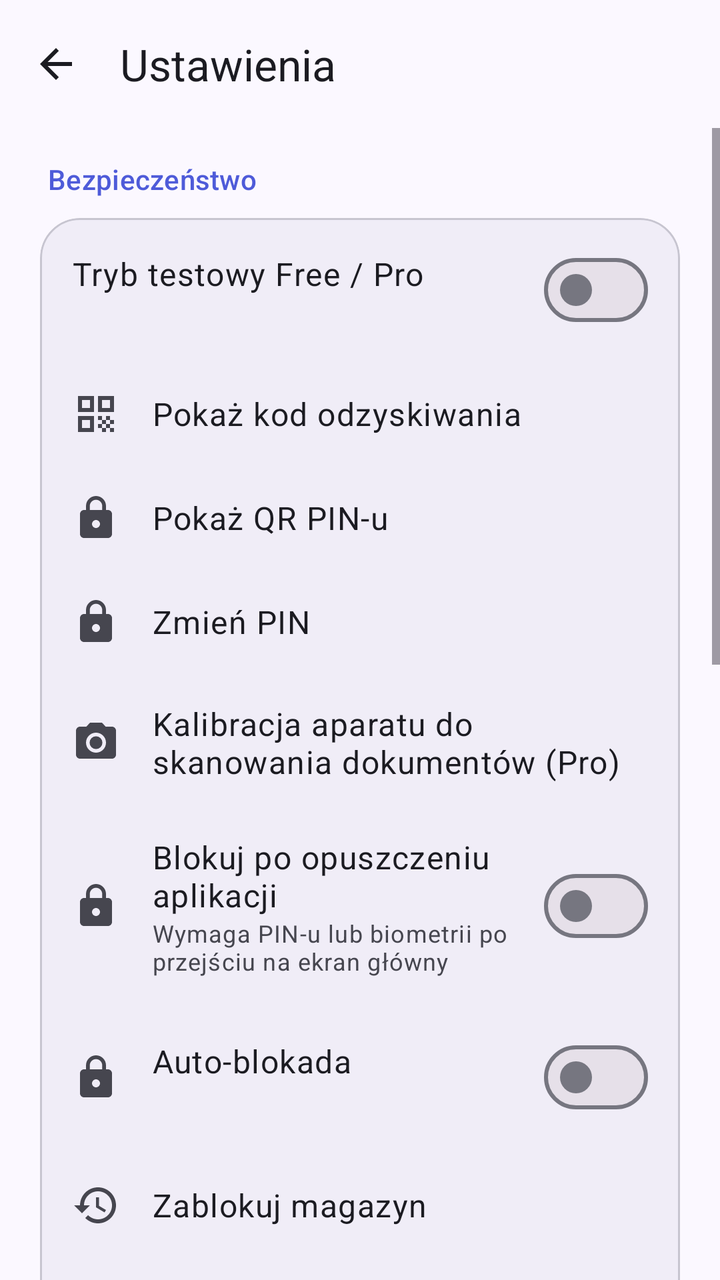
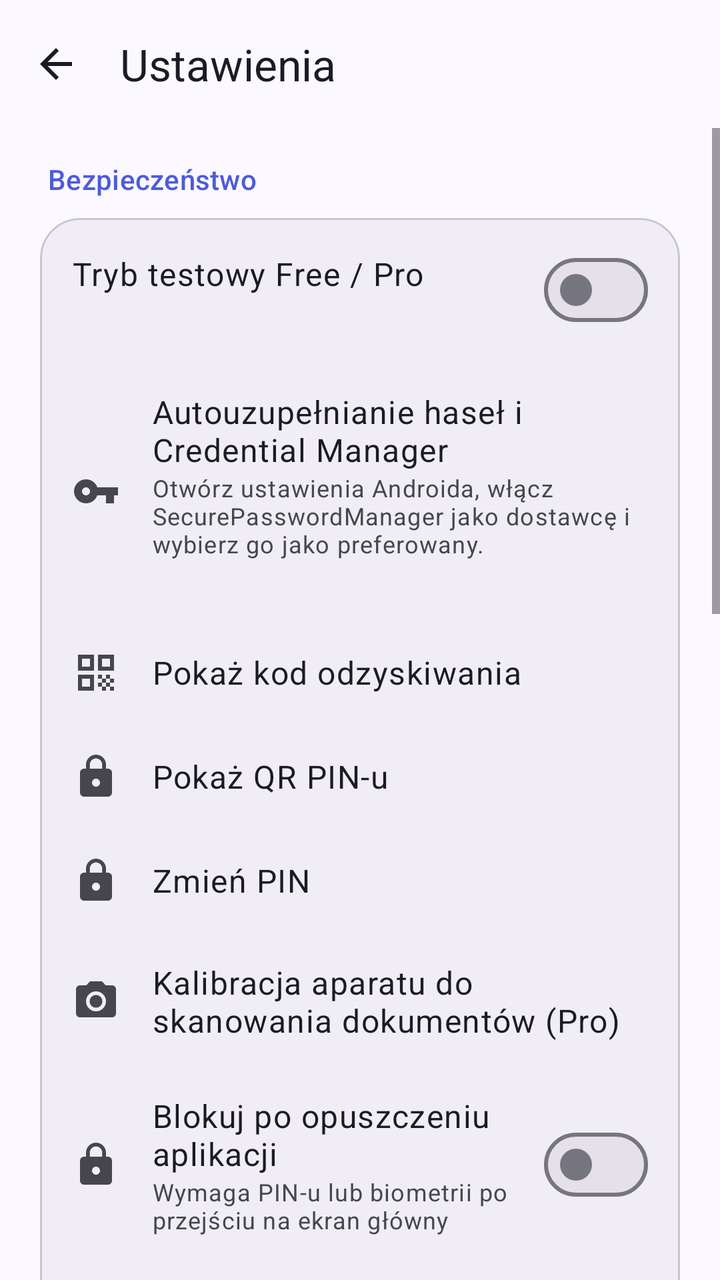

Screens rendered from an Android XML layout before and after an edit, with the pre-edit source and the edit as a unified diff.
<!-- AndroidManifest.xml: activity theme Theme.SecurePasswordManager -->
<!-- res/layout/activity_settings.xml -->
<?xml version="1.0" encoding="utf-8"?>
<LinearLayout xmlns:android="http://schemas.android.com/apk/res/android"
    xmlns:app="http://schemas.android.com/apk/res-auto"
    android:layout_width="match_parent"
    android:layout_height="match_parent"
    android:background="?android:attr/colorBackground"
    android:orientation="vertical">

    <com.google.android.material.appbar.MaterialToolbar
        android:id="@+id/settingsToolbar"
        android:layout_width="match_parent"
        android:layout_height="?attr/actionBarSize"
        android:background="?attr/colorSurface"
        app:navigationIcon="@drawable/ic_arrow_back"
        app:navigationIconTint="?attr/colorOnSurface"
        app:title="@string/settings_title"
        app:titleCentered="false"
        app:titleTextColor="?attr/colorOnSurface" />

    <ScrollView
        android:layout_width="match_parent"
        android:layout_height="0dp"
        android:layout_weight="1"
        android:fillViewport="true">

    <LinearLayout
        android:layout_width="match_parent"
        android:layout_height="wrap_content"
        android:orientation="vertical"
        android:paddingHorizontal="20dp"
        android:paddingTop="8dp"
        android:paddingBottom="20dp">

    <TextView
        android:layout_width="match_parent"
        android:layout_height="wrap_content"
        android:layout_marginTop="8dp"
        android:layout_marginBottom="10dp"
        android:paddingHorizontal="4dp"
        android:text="@string/settings_security"
        android:textAppearance="?attr/textAppearanceLabelLarge"
        android:textColor="?attr/colorPrimary" />

    <com.google.android.material.card.MaterialCardView
        android:layout_width="match_parent"
        android:layout_height="wrap_content"
        android:layout_marginBottom="18dp"
        app:cardBackgroundColor="?attr/colorSurfaceContainer"
        app:cardCornerRadius="20dp"
        app:strokeColor="?attr/colorOutlineVariant"
        app:strokeWidth="1dp">

    <LinearLayout
        android:layout_width="match_parent"
        android:layout_height="wrap_content"
        android:orientation="vertical">

    <LinearLayout
        android:id="@+id/rowPremiumDebug"
        android:layout_width="match_parent"
        android:layout_height="wrap_content"
        android:orientation="horizontal"
        android:gravity="center_vertical"
        android:paddingHorizontal="16dp"
        android:paddingVertical="12dp">
        <LinearLayout
            android:layout_width="0dp"
            android:layout_height="wrap_content"
            android:layout_weight="1"
            android:orientation="vertical">
            <TextView
                android:layout_width="wrap_content"
                android:layout_height="wrap_content"
                android:text="@string/settings_premium_debug"
                android:textAppearance="?attr/textAppearanceBodyLarge"
                android:textColor="?attr/colorOnSurface" />
            <TextView
                android:id="@+id/premiumDebugStatus"
                android:layout_width="wrap_content"
                android:layout_height="wrap_content"
                android:textAppearance="?attr/textAppearanceBodySmall"
                android:textColor="?attr/colorOnSurfaceVariant" />
        </LinearLayout>
        <com.google.android.material.materialswitch.MaterialSwitch
            android:id="@+id/switchPremiumDebug"
            android:layout_width="wrap_content"
            android:layout_height="wrap_content" />
    </LinearLayout>

    <LinearLayout
        android:id="@+id/rowRecovery"
        android:layout_width="match_parent"
        android:layout_height="wrap_content"
        android:orientation="horizontal"
        android:gravity="center_vertical"
        android:background="?attr/selectableItemBackground"
        android:paddingHorizontal="16dp"
        android:paddingVertical="14dp"
        android:clickable="true"
        android:focusable="true">

        <ImageView
            android:layout_width="24dp"
            android:layout_height="24dp"
            android:src="@drawable/ic_qr_code"
            app:tint="?attr/colorOnSurfaceVariant"
            android:contentDescription="@null" />

        <TextView
            android:layout_width="wrap_content"
            android:layout_height="wrap_content"
            android:layout_marginStart="16dp"
            android:text="@string/settings_show_recovery"
            android:textAppearance="?attr/textAppearanceBodyLarge"
            android:textColor="?attr/colorOnSurface" />
    </LinearLayout>

    <LinearLayout
        android:id="@+id/rowPassphraseQr"
        android:layout_width="match_parent"
        android:layout_height="wrap_content"
        android:orientation="horizontal"
        android:gravity="center_vertical"
        android:background="?attr/selectableItemBackground"
        android:paddingHorizontal="16dp"
        android:paddingVertical="14dp"
        android:clickable="true"
        android:focusable="true">
        <ImageView
            android:layout_width="24dp"
            android:layout_height="24dp"
            android:src="@drawable/ic_lock"
            app:tint="?attr/colorOnSurfaceVariant"
            android:contentDescription="@null" />
        <TextView
            android:layout_width="wrap_content"
            android:layout_height="wrap_content"
            android:layout_marginStart="16dp"
            android:text="@string/action_show_passphrase_qr"
            android:textAppearance="?attr/textAppearanceBodyLarge"
            android:textColor="?attr/colorOnSurface" />
    </LinearLayout>

    <LinearLayout
        android:id="@+id/rowChangePin"
        android:layout_width="match_parent"
        android:layout_height="wrap_content"
        android:orientation="horizontal"
        android:gravity="center_vertical"
        android:background="?attr/selectableItemBackground"
        android:paddingHorizontal="16dp"
        android:paddingVertical="14dp"
        android:clickable="true"
        android:focusable="true">

        <ImageView
            android:layout_width="24dp"
            android:layout_height="24dp"
            android:src="@drawable/ic_lock"
            app:tint="?attr/colorOnSurfaceVariant"
            android:contentDescription="@null" />

        <TextView
            android:layout_width="wrap_content"
            android:layout_height="wrap_content"
            android:layout_marginStart="16dp"
            android:text="@string/settings_change_pin"
            android:textAppearance="?attr/textAppearanceBodyLarge"
            android:textColor="?attr/colorOnSurface" />
    </LinearLayout>

    <LinearLayout
        android:id="@+id/rowDocumentCalibration"
        android:layout_width="match_parent"
        android:layout_height="wrap_content"
        android:orientation="horizontal"
        android:gravity="center_vertical"
        android:background="?attr/selectableItemBackground"
        android:paddingHorizontal="16dp"
        android:paddingVertical="14dp"
        android:clickable="true"
        android:focusable="true">
        <ImageView
            android:layout_width="24dp"
            android:layout_height="24dp"
            android:src="@drawable/ic_camera"
            app:tint="?attr/colorOnSurfaceVariant"
            android:contentDescription="@null" />
        <TextView
            android:layout_width="wrap_content"
            android:layout_height="wrap_content"
            android:layout_marginStart="16dp"
            android:text="@string/settings_document_calibration"
            android:textAppearance="?attr/textAppearanceBodyLarge"
            android:textColor="?attr/colorOnSurface" />
    </LinearLayout>

    <LinearLayout
        android:id="@+id/rowLockBackground"
        android:layout_width="match_parent"
        android:layout_height="wrap_content"
        android:orientation="horizontal"
        android:gravity="center_vertical"
        android:background="?attr/selectableItemBackground"
        android:paddingHorizontal="16dp"
        android:paddingVertical="12dp">

        <ImageView
            android:layout_width="24dp"
            android:layout_height="24dp"
            android:src="@drawable/ic_lock"
            app:tint="?attr/colorOnSurfaceVariant"
            android:contentDescription="@null" />

        <LinearLayout
            android:layout_width="0dp"
            android:layout_height="wrap_content"
            android:layout_weight="1"
            android:layout_marginStart="16dp"
            android:orientation="vertical">
            <TextView
                android:layout_width="wrap_content"
                android:layout_height="wrap_content"
                android:text="@string/settings_lock_background"
                android:textAppearance="?attr/textAppearanceBodyLarge"
                android:textColor="?attr/colorOnSurface" />
            <TextView
                android:layout_width="wrap_content"
                android:layout_height="wrap_content"
                android:text="@string/settings_lock_background_desc"
                android:textAppearance="?attr/textAppearanceBodySmall"
                android:textColor="?attr/colorOnSurfaceVariant" />
        </LinearLayout>

        <com.google.android.material.materialswitch.MaterialSwitch
            android:id="@+id/switchLockBackground"
            android:layout_width="wrap_content"
            android:layout_height="wrap_content" />
    </LinearLayout>

    <LinearLayout
        android:id="@+id/rowAutoLock"
        android:layout_width="match_parent"
        android:layout_height="wrap_content"
        android:orientation="horizontal"
        android:gravity="center_vertical"
        android:background="?attr/selectableItemBackground"
        android:paddingHorizontal="16dp"
        android:paddingVertical="14dp"
        android:clickable="true"
        android:focusable="true">

        <ImageView
            android:layout_width="24dp"
            android:layout_height="24dp"
            android:src="@drawable/ic_lock"
            app:tint="?attr/colorOnSurfaceVariant"
            android:contentDescription="@null" />

        <LinearLayout
            android:layout_width="0dp"
            android:layout_height="wrap_content"
            android:layout_marginStart="16dp"
            android:layout_weight="1"
            android:orientation="vertical">

            <TextView
                android:layout_width="wrap_content"
                android:layout_height="wrap_content"
                android:text="@string/settings_autolock"
                android:textAppearance="?attr/textAppearanceBodyLarge"
                android:textColor="?attr/colorOnSurface" />

            <TextView
                android:id="@+id/autoLockValue"
                android:layout_width="wrap_content"
                android:layout_height="wrap_content"
                android:textAppearance="?attr/textAppearanceBodySmall"
                android:textColor="?attr/colorOnSurfaceVariant" />
        </LinearLayout>

        <com.google.android.material.materialswitch.MaterialSwitch
            android:id="@+id/switchAutoLock"
            android:layout_width="wrap_content"
            android:layout_height="wrap_content" />
    </LinearLayout>

    <LinearLayout
        android:id="@+id/rowLock"
        android:layout_width="match_parent"
        android:layout_height="wrap_content"
        android:orientation="horizontal"
        android:gravity="center_vertical"
        android:background="?attr/selectableItemBackground"
        android:paddingHorizontal="16dp"
        android:paddingVertical="14dp"
        android:clickable="true"
        android:focusable="true">

        <ImageView
            android:layout_width="24dp"
            android:layout_height="24dp"
            android:src="@drawable/ic_restore"
            app:tint="?attr/colorOnSurfaceVariant"
            android:contentDescription="@null" />

        <TextView
            android:layout_width="wrap_content"
            android:layout_height="wrap_content"
            android:layout_marginStart="16dp"
            android:text="@string/settings_lock"
            android:textAppearance="?attr/textAppearanceBodyLarge"
            android:textColor="?attr/colorOnSurface" />
    </LinearLayout>

    <LinearLayout
        android:id="@+id/rowPrivacy"
        android:layout_width="match_parent"
        android:layout_height="wrap_content"
        android:orientation="horizontal"
        android:gravity="center_vertical"
        android:background="?attr/selectableItemBackground"
        android:paddingHorizontal="16dp"
        android:paddingVertical="14dp"
        android:clickable="true"
        android:focusable="true">
        <ImageView
            android:layout_width="24dp"
            android:layout_height="24dp"
            android:src="@drawable/ic_note"
            app:tint="?attr/colorOnSurfaceVariant"
            android:contentDescription="@null" />
        <TextView
            android:layout_width="wrap_content"
            android:layout_height="wrap_content"
            android:layout_marginStart="16dp"
            android:text="@string/settings_privacy"
            android:textAppearance="?attr/textAppearanceBodyLarge"
            android:textColor="?attr/colorOnSurface" />
    </LinearLayout>

    <LinearLayout
        android:id="@+id/rowTutorial"
        android:layout_width="match_parent"
        android:layout_height="wrap_content"
        android:orientation="horizontal"
        android:gravity="center_vertical"
        android:background="?attr/selectableItemBackground"
        android:paddingHorizontal="16dp"
        android:paddingVertical="14dp"
        android:clickable="true"
        android:focusable="true">
        <ImageView
            android:layout_width="24dp"
            android:layout_height="24dp"
            android:src="@drawable/ic_help"
            app:tint="?attr/colorOnSurfaceVariant"
            android:contentDescription="@null" />
        <TextView
            android:layout_width="wrap_content"
            android:layout_height="wrap_content"
            android:layout_marginStart="16dp"
            android:text="@string/settings_tutorial"
            android:textAppearance="?attr/textAppearanceBodyLarge"
            android:textColor="?attr/colorOnSurface" />
    </LinearLayout>

    </LinearLayout>
    </com.google.android.material.card.MaterialCardView>

    <TextView
            android:layout_width="match_parent"
            android:layout_height="wrap_content"
            android:layout_marginBottom="10dp"
            android:paddingHorizontal="4dp"
            android:text="@string/settings_sync"
            android:textAppearance="?attr/textAppearanceLabelLarge"
            android:textColor="?attr/colorPrimary" />

    <com.google.android.material.card.MaterialCardView
            android:layout_width="match_parent"
            android:layout_height="wrap_content"
            android:layout_marginBottom="18dp"
            app:cardBackgroundColor="?attr/colorSurfaceContainer"
            app:cardCornerRadius="20dp"
            app:strokeColor="?attr/colorOutlineVariant"
            app:strokeWidth="1dp">

    <LinearLayout
            android:layout_width="match_parent"
            android:layout_height="wrap_content"
            android:orientation="vertical">

    <TextView
            android:id="@+id/remoteStatus"
            android:layout_width="match_parent"
            android:layout_height="wrap_content"
            android:layout_marginHorizontal="16dp"
            android:layout_marginTop="12dp"
            android:layout_marginBottom="4dp"
            android:background="@drawable/bg_settings_status"
            android:paddingHorizontal="12dp"
            android:paddingVertical="8dp"
        android:textAppearance="?attr/textAppearanceBodySmall"
        android:textColor="?attr/colorOnSurfaceVariant" />

    <LinearLayout
        android:id="@+id/rowLinkRemote"
        android:layout_width="match_parent"
        android:layout_height="wrap_content"
        android:orientation="horizontal"
        android:gravity="center_vertical"
        android:background="?attr/selectableItemBackground"
        android:paddingHorizontal="16dp"
        android:paddingVertical="14dp"
        android:clickable="true"
        android:focusable="true">

        <ImageView
            android:layout_width="24dp"
            android:layout_height="24dp"
            android:src="@drawable/ic_cloud_upload"
            app:tint="?attr/colorOnSurfaceVariant"
            android:contentDescription="@null" />

        <LinearLayout
            android:layout_width="wrap_content"
            android:layout_height="wrap_content"
            android:layout_marginStart="16dp"
            android:orientation="vertical">

            <TextView
                android:layout_width="wrap_content"
                android:layout_height="wrap_content"
                android:text="@string/settings_link_remote"
                android:textAppearance="?attr/textAppearanceBodyLarge"
                android:textColor="?attr/colorOnSurface" />

            <TextView
                android:layout_width="wrap_content"
                android:layout_height="wrap_content"
                android:text="@string/settings_link_remote_desc"
                android:textAppearance="?attr/textAppearanceBodySmall"
                android:textColor="?attr/colorOnSurfaceVariant" />
        </LinearLayout>
    </LinearLayout>

    <LinearLayout
        android:id="@+id/rowSyncNow"
        android:layout_width="match_parent"
        android:layout_height="wrap_content"
        android:orientation="horizontal"
        android:gravity="center_vertical"
        android:background="?attr/selectableItemBackground"
        android:paddingHorizontal="16dp"
        android:paddingVertical="14dp"
        android:clickable="true"
        android:focusable="true">

        <ImageView
            android:layout_width="24dp"
            android:layout_height="24dp"
            android:src="@drawable/ic_sync"
            app:tint="?attr/colorOnSurfaceVariant"
            android:contentDescription="@null" />

        <TextView
            android:layout_width="wrap_content"
            android:layout_height="wrap_content"
            android:layout_marginStart="16dp"
            android:text="@string/settings_sync_now"
            android:textAppearance="?attr/textAppearanceBodyLarge"
            android:textColor="?attr/colorOnSurface" />
    </LinearLayout>

    <LinearLayout
        android:id="@+id/rowBackup"
        android:layout_width="match_parent"
        android:layout_height="wrap_content"
        android:orientation="horizontal"
        android:gravity="center_vertical"
        android:background="?attr/selectableItemBackground"
        android:paddingHorizontal="16dp"
        android:paddingVertical="14dp"
        android:clickable="true"
        android:focusable="true">

        <ImageView
            android:layout_width="24dp"
            android:layout_height="24dp"
            android:src="@drawable/ic_backup"
            app:tint="?attr/colorOnSurfaceVariant"
            android:contentDescription="@null" />

        <TextView
            android:layout_width="wrap_content"
            android:layout_height="wrap_content"
            android:layout_marginStart="16dp"
            android:text="@string/settings_backup"
            android:textAppearance="?attr/textAppearanceBodyLarge"
            android:textColor="?attr/colorOnSurface" />
    </LinearLayout>

    <LinearLayout
        android:id="@+id/rowImportBackup"
        android:layout_width="match_parent"
        android:layout_height="wrap_content"
        android:orientation="horizontal"
        android:gravity="center_vertical"
        android:background="?attr/selectableItemBackground"
        android:paddingHorizontal="16dp"
        android:paddingVertical="14dp"
        android:clickable="true"
        android:focusable="true">
        <ImageView
            android:layout_width="24dp"
            android:layout_height="24dp"
            android:src="@drawable/ic_import"
            app:tint="?attr/colorOnSurfaceVariant"
            android:contentDescription="@null" />
        <LinearLayout
            android:layout_width="wrap_content"
            android:layout_height="wrap_content"
            android:layout_marginStart="16dp"
            android:orientation="vertical">
            <TextView
                android:layout_width="wrap_content"
                android:layout_height="wrap_content"
                android:text="@string/settings_import_backup"
                android:textAppearance="?attr/textAppearanceBodyLarge"
                android:textColor="?attr/colorOnSurface" />
            <TextView
                android:layout_width="wrap_content"
                android:layout_height="wrap_content"
                android:text="@string/settings_import_backup_desc"
                android:textAppearance="?attr/textAppearanceBodySmall"
                android:textColor="?attr/colorOnSurfaceVariant" />
        </LinearLayout>
    </LinearLayout>

    <LinearLayout
        android:id="@+id/rowUnlinkRemote"
        android:layout_width="match_parent"
        android:layout_height="wrap_content"
        android:orientation="horizontal"
        android:gravity="center_vertical"
        android:background="?attr/selectableItemBackground"
        android:paddingHorizontal="16dp"
        android:paddingVertical="14dp"
        android:clickable="true"
        android:focusable="true">

        <ImageView
            android:layout_width="24dp"
            android:layout_height="24dp"
            android:src="@drawable/ic_cloud_off"
            app:tint="?attr/colorOnSurfaceVariant"
            android:contentDescription="@null" />

        <TextView
            android:layout_width="wrap_content"
            android:layout_height="wrap_content"
            android:layout_marginStart="16dp"
            android:text="@string/settings_unlink"
            android:textAppearance="?attr/textAppearanceBodyLarge"
            android:textColor="?attr/colorOnSurface" />
    </LinearLayout>

    </LinearLayout>
    </com.google.android.material.card.MaterialCardView>

    <com.google.android.material.card.MaterialCardView
        android:layout_width="match_parent"
        android:layout_height="wrap_content"
        android:layout_marginTop="2dp"
        app:cardBackgroundColor="?attr/colorErrorContainer"
        app:cardCornerRadius="20dp"
        app:strokeColor="?attr/colorError"
        app:strokeWidth="1dp">

    <LinearLayout
        android:id="@+id/rowDeleteVault"
        android:layout_width="match_parent"
        android:layout_height="wrap_content"
        android:orientation="horizontal"
        android:gravity="center_vertical"
        android:background="?attr/selectableItemBackground"
        android:paddingHorizontal="16dp"
        android:paddingVertical="14dp"
        android:clickable="true"
        android:focusable="true">
        <ImageView
            android:layout_width="24dp"
            android:layout_height="24dp"
            android:src="@drawable/ic_cloud_off"
            app:tint="?attr/colorError"
            android:contentDescription="@null" />
        <LinearLayout
            android:layout_width="wrap_content"
            android:layout_height="wrap_content"
            android:layout_marginStart="16dp"
            android:orientation="vertical">
            <TextView
                android:layout_width="wrap_content"
                android:layout_height="wrap_content"
                android:text="@string/settings_delete_vault"
                android:textAppearance="?attr/textAppearanceBodyLarge"
                android:textColor="?attr/colorError" />
            <TextView
                android:layout_width="wrap_content"
                android:layout_height="wrap_content"
                android:text="@string/settings_delete_vault_desc"
                android:textAppearance="?attr/textAppearanceBodySmall"
                android:textColor="?attr/colorOnSurfaceVariant" />
        </LinearLayout>
    </LinearLayout>
        </com.google.android.material.card.MaterialCardView>
        </LinearLayout>
</ScrollView>
</LinearLayout>
<!-- resources referenced by this layout -->
<resources>
  <string name="action_show_passphrase_qr">Pokaż QR PIN-u</string>
  <string name="settings_autolock">Auto-blokada</string>
  <string name="settings_backup">Kopia jednorazowo w inne miejsce</string>
  <string name="settings_change_pin">Zmień PIN</string>
  <string name="settings_delete_vault">Usuń lokalny magazyn</string>
  <string name="settings_delete_vault_desc">Usuwa lokalny vault, klucze i tymczasowe pliki</string>
  <string name="settings_document_calibration">Kalibracja aparatu do skanowania dokumentów (Pro)</string>
  <string name="settings_import_backup">Importuj kopię na tym urządzeniu</string>
  <string name="settings_import_backup_desc">Zastąpi lokalny magazyn wybraną zaszyfrowaną kopią</string>
  <string name="settings_link_remote">Ustaw automatyczną kopię</string>
  <string name="settings_link_remote_desc">Dysk Google, Dropbox, OneDrive, plik lokalny…</string>
  <string name="settings_lock">Zablokuj magazyn</string>
  <string name="settings_lock_background">Blokuj po opuszczeniu aplikacji</string>
  <string name="settings_lock_background_desc">Wymaga PIN-u lub biometrii po przejściu na ekran główny</string>
  <string name="settings_premium_debug">Tryb testowy Free / Pro</string>
  <string name="settings_privacy">Polityka prywatności</string>
  <string name="settings_security">Bezpieczeństwo</string>
  <string name="settings_show_recovery">Pokaż kod odzyskiwania</string>
  <string name="settings_sync">Kopia zapasowa</string>
  <string name="settings_sync_now">Zrób kopię teraz</string>
  <string name="settings_title">Ustawienia</string>
  <string name="settings_tutorial">Instrukcja aplikacji</string>
  <string name="settings_unlink">Wyłącz automatyczną kopię</string>
  <color name="md_primary">#4E5BD9</color>
  <color name="md_on_primary">#FFFFFF</color>
  <color name="md_primary_container">#E1E0FF</color>
  <color name="md_on_primary_container">#03006E</color>
  <color name="md_secondary">#5B5D72</color>
  <color name="md_on_secondary">#FFFFFF</color>
  <color name="md_secondary_container">#E0E1F9</color>
  <color name="md_on_secondary_container">#181A2C</color>
  <color name="md_tertiary">#006A6A</color>
  <color name="md_on_tertiary">#FFFFFF</color>
  <color name="md_tertiary_container">#9CF1F0</color>
  <color name="md_on_tertiary_container">#002020</color>
  <color name="md_error">#BA1A1A</color>
  <color name="md_on_error">#FFFFFF</color>
  <color name="md_error_container">#FFDAD6</color>
  <color name="md_on_error_container">#410002</color>
  <color name="md_background">#FBF8FF</color>
  <color name="md_on_background">#1B1B21</color>
  <color name="md_surface">#FBF8FF</color>
  <color name="md_on_surface">#1B1B21</color>
  <color name="md_surface_variant">#E3E1EC</color>
  <color name="md_on_surface_variant">#46464F</color>
  <color name="md_surface_container">#F0EDF7</color>
  <color name="md_surface_container_high">#EAE7F1</color>
  <color name="md_outline">#767680</color>
  <color name="md_outline_variant">#C7C5D0</color>
  <style name="ShapeAppearance.Spm.Dialog" parent="">
          <item name="cornerFamily">rounded</item>
          <item name="cornerSize">28dp</item>
      </style>
  <!-- unchanged entries left out for length: 15 -->
</resources>

<!-- the commit's change to res/layout/activity_settings.xml (unified diff, before → after) -->
@@ -85,6 +85,52 @@
             android:id="@+id/switchPremiumDebug"
             android:layout_width="wrap_content"
             android:layout_height="wrap_content" />
+    </LinearLayout>
+
+    <LinearLayout
+        android:id="@+id/rowAutofill"
+        android:layout_width="match_parent"
+        android:layout_height="wrap_content"
+        android:orientation="horizontal"
+        android:gravity="center_vertical"
+        android:background="?attr/selectableItemBackground"
+        android:paddingHorizontal="16dp"
+        android:paddingVertical="14dp"
+        android:clickable="true"
+        android:focusable="true">
+
+        <ImageView
+            android:layout_width="24dp"
+            android:layout_height="24dp"
+            android:src="@drawable/ic_key"
+            app:tint="?attr/colorOnSurfaceVariant"
+            android:contentDescription="@null" />
+
+        <LinearLayout
+            android:layout_width="0dp"
+            android:layout_height="wrap_content"
+            android:layout_marginStart="16dp"
+            android:layout_weight="1"
+            android:orientation="vertical">
+            <TextView
+                android:layout_width="wrap_content"
+                android:layout_height="wrap_content"
+                android:text="@string/settings_autofill"
+                android:textAppearance="?attr/textAppearanceBodyLarge"
+                android:textColor="?attr/colorOnSurface" />
+            <TextView
+                android:layout_width="wrap_content"
+                android:layout_height="wrap_content"
+                android:text="@string/settings_autofill_desc"
+                android:textAppearance="?attr/textAppearanceBodySmall"
+                android:textColor="?attr/colorOnSurfaceVariant" />
+            <TextView
+                android:id="@+id/autofillStatus"
+                android:layout_width="wrap_content"
+                android:layout_height="wrap_content"
+                android:textAppearance="?attr/textAppearanceBodySmall"
+                android:textColor="?attr/colorPrimary" />
+        </LinearLayout>
     </LinearLayout>
 
     <LinearLayout
<!-- resource entries referenced after the edit -->
@@ -1,6 +1,16 @@
 <!-- resources referenced by this layout -->
 <resources>
+  <!-- drawable ic_key (drawable) -->
+  <vector xmlns:android="http://schemas.android.com/apk/res/android"
+      android:width="24dp" android:height="24dp"
+      android:viewportWidth="24" android:viewportHeight="24"
+      android:tint="?attr/colorControlNormal">
+      <path android:fillColor="#FF000000"
+          android:pathData="M12.65,10C11.83,7.67 9.61,6 7,6c-3.31,0 -6,2.69 -6,6s2.69,6 6,6c2.61,0 4.83,-1.67 5.65,-4H17v4h4v-4h2v-4H12.65zM7,14c-1.1,0 -2,-0.9 -2,-2s0.9,-2 2,-2 2,0.9 2,2 -0.9,2 -2,2z" />
+  </vector>
   <string name="action_show_passphrase_qr">Pokaż QR PIN-u</string>
+  <string name="settings_autofill">Autouzupełnianie haseł i Credential Manager</string>
+  <string name="settings_autofill_desc">Otwórz ustawienia Androida, włącz SecurePasswordManager jako dostawcę i wybierz go jako preferowany.</string>
   <string name="settings_autolock">Auto-blokada</string>
   <string name="settings_backup">Kopia jednorazowo w inne miejsce</string>
   <string name="settings_change_pin">Zmień PIN</string>
